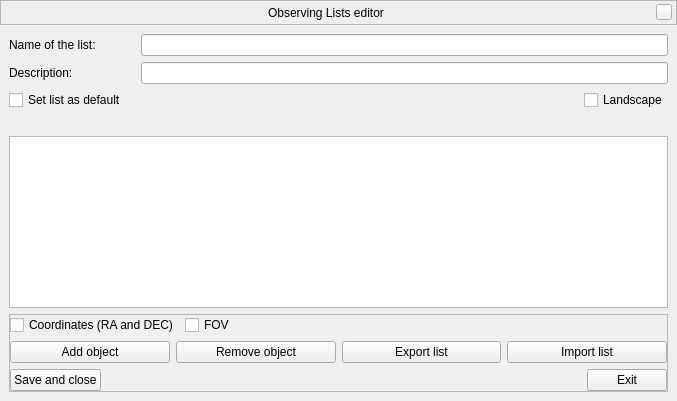
First picture: the form in src/gui/obsListCreateEditDialog.ui, repository Stellarium/stellarium, before the edit.
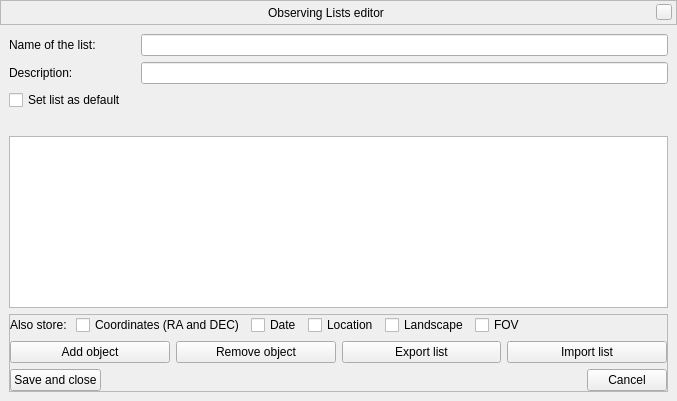
Second picture: the form after the edit. Custom widgets are drawn as their Qt base class.

Commit message:
Observation Lists: Code style, many changes. - 4 Properties for optional entries to store/retrieve - no global landscape for a list - location stored completely as 1-line encoding - bookmarks wirh restored coordinates for their dates
TODO:
- Header line lost and does not hide first column!
- Calling dialog still changes selection (leaves last object from loop)

What changed in the file:
```diff
--- a/src/gui/obsListCreateEditDialog.ui
+++ b/src/gui/obsListCreateEditDialog.ui
@@ -189,6 +189,13 @@
          </property>
          <item>
           <layout class="QHBoxLayout" name="horizontalLayoutCheckBoxRacDecFov">
+           <item>
+            <widget class="QLabel" name="alsoStoreLabel">
+             <property name="text">
+              <string>Also store: </string>
+             </property>
+            </widget>
+           </item>
            <item>
             <widget class="QCheckBox" name="obsListCoordinatesCheckBox">
              <property name="toolTip">
@@ -202,6 +209,39 @@
              </property>
             </widget>
            </item>
+           <item>
+            <widget class="QCheckBox" name="obsListJDCheckBox">
+             <property name="toolTip">
+              <string>Store with current JD</string>
+             </property>
+             <property name="text">
+              <string>Date</string>
+             </property>
+            </widget>
+           </item>
+           <item>
+            <widget class="QCheckBox" name="obsListLocationCheckBox">
+             <property name="toolTip">
+              <string>Store with current location</string>
+             </property>
+             <property name="text">
+              <string>Location</string>
+             </property>
+            </widget>
+           </item>
+           <item>
+            <widget class="QCheckBox" name="obsListLandscapeCheckBox">
+             <property name="toolTip">
+              <string>Store with current landscape</string>
+             </property>
+             <property name="toolTipDuration">
+              <number>3</number>
+             </property>
+             <property name="text">
+              <string>Landscape</string>
+             </property>
+            </widget>
+           </item>
            <item>
             <widget class="QCheckBox" name="obsListFovCheckBox">
              <property name="toolTip">
@@ -314,7 +354,7 @@
            <item>
             <widget class="QPushButton" name="obsListExitButton">
              <property name="text">
-              <string>Exit</string>
+              <string>Cancel</string>
              </property>
             </widget>
            </item>
@@ -372,19 +412,6 @@
           </property>
          </spacer>
         </item>
-        <item>
-         <widget class="QCheckBox" name="obsListLandscapeCheckBox">
-          <property name="toolTip">
-           <string>Add landscape</string>
-          </property>
-          <property name="toolTipDuration">
-           <number>3</number>
-          </property>
-          <property name="text">
-           <string>Landscape</string>
-          </property>
-         </widget>
-        </item>
        </layout>
       </item>
       <item row="5" column="0">
```
Left out of the diff: 4 changed lines with no effect on the pictures. The commit also changes 7 other files.
